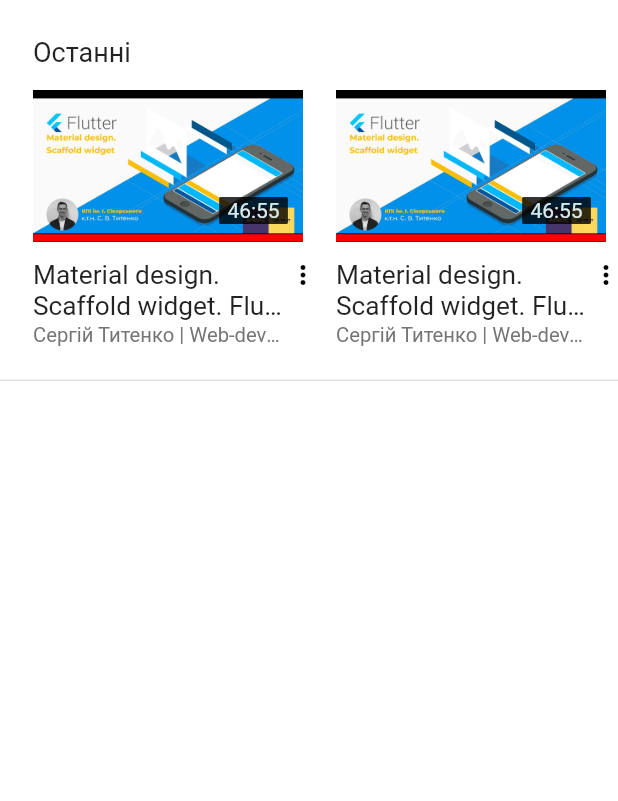
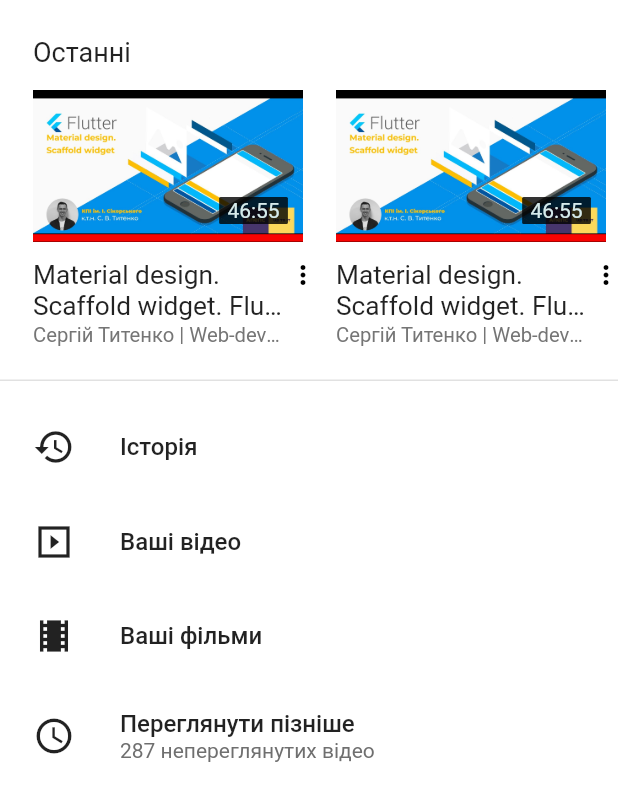
Before and after one commit to Bonefest/flutter_projects, a Flutter app: what generateYoutubeBody() shows on an empty page, opened directly, on a phone screen of 412 x 824 dp. Shown: the top 801 px of the screen. Run offline on Flutter 3.47's test engine with Material 2 defaults, Android fonts, the phone set to English and light mode, and no system bars.

Commit message:
Actions tab.

```diff
--- a/lib/main.dart
+++ b/lib/main.dart
@@ -245,6 +245,8 @@ Widget generateVideoPreview(String title, String author)
 
 Widget generateHistoryTab()
 {
+
+
   return Container(
     child: Column(
       children: [
@@ -295,6 +297,57 @@ Widget generateHistoryTab()
   );
 }
 
+Widget generateAction(Icon icon, String title, [String? subtitle])
+{
+  var textChildren = [
+    Text(
+      title,
+      style: TextStyle(
+        fontSize: 16,
+        fontWeight: FontWeight.w500,
+      ),
+    ),
+  ];
+
+  if(subtitle != null) {
+    textChildren.add(Text(
+        subtitle,
+        style: TextStyle(
+          fontSize: 14,
+          color: Color(0xFF6F6F6F),
+        ),
+    ));
+  }
+
+  return Container(
+    padding: EdgeInsets.only(bottom: 35),
+    child: Row(
+      children: [
+        icon,
+        Container(
+          padding: EdgeInsets.only(left: 30.0),
+          child: Column(
+            mainAxisAlignment: MainAxisAlignment.center,
+            crossAxisAlignment: CrossAxisAlignment.start,
+            children: textChildren,
+          )
+        ),
+      ]
+    ),
+  );
+}
+
+Widget generateActionsTab()
+{
+  return Column(
+    children: [
+      generateAction(Icon(Icons.history, size: 28.0), "Історія"),
+      generateAction(Icon(Icons.slideshow_sharp, size: 28.0), "Ваші відео"),
+      generateAction(Icon(Icons.theaters, size: 28.0), "Ваші фільми"),
+      generateAction(Icon(Icons.watch_later_outlined, size: 28.0), "Переглянути пізніше", "287 непереглянутих відео"),
+    ],
+  );
+}
 
 Widget generateDivider([EdgeInsets padding = EdgeInsets.zero])
 {
@@ -312,16 +365,24 @@ Widget generateDivider([EdgeInsets padding = EdgeInsets.zero])
 
 Widget generateYoutubeBody()
 {
+  const leftPadding = 22.0;
+
   return Container(
     // padding: EdgeInsets.only(left: 22.0, top: 24.0),
     color: Colors.white,
     child: Column(
       children: [
         Container(
-          padding: EdgeInsets.only(left: 22.0, top: 24.0),
-          child: generateHistoryTab()
+          padding: EdgeInsets.only(left: leftPadding, top: 24.0),
+          child: generateHistoryTab(),
         ),
+
         generateDivider(EdgeInsets.only(top: 22.0)),
+
+        Container(
+          padding: EdgeInsets.only(left: leftPadding, top: 30.0),
+          child: generateActionsTab(),
+        ),
       ],
     )
   );
```
